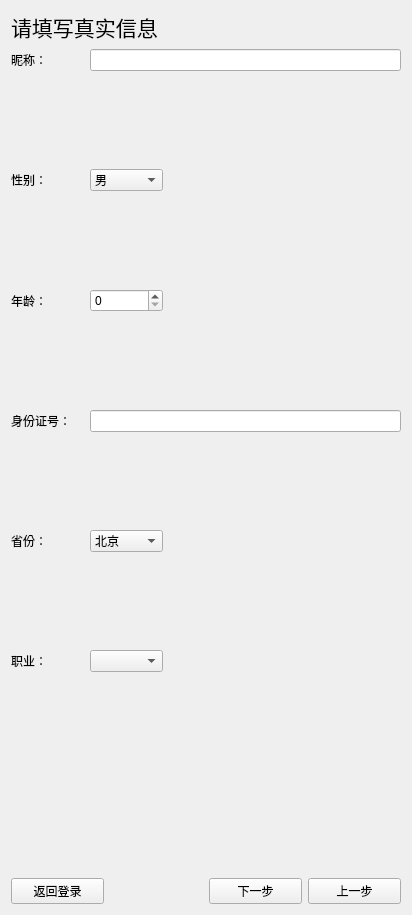
Old version of the form LoginPlugin/Register.ui in the repository Ying-hw/QQPlugin.
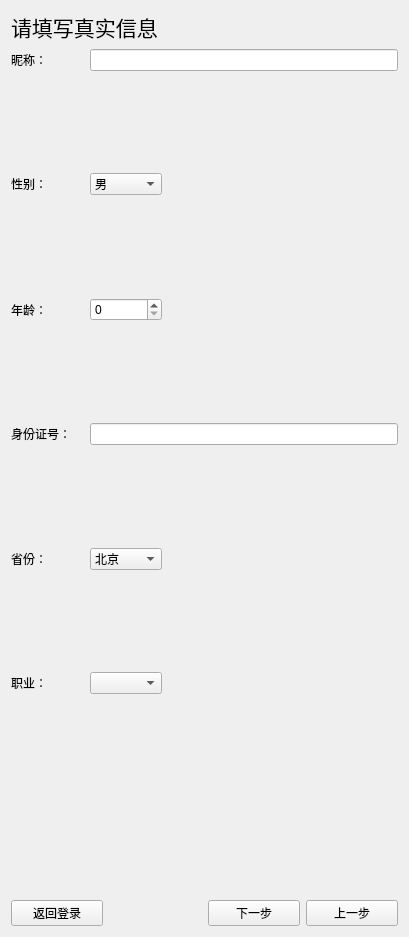
New version of the form.

What changed in the file:
```diff
--- a/LoginPlugin/Register.ui
+++ b/LoginPlugin/Register.ui
@@ -6,8 +6,8 @@
    <rect>
     <x>0</x>
     <y>0</y>
-    <width>412</width>
-    <height>915</height>
+    <width>409</width>
+    <height>937</height>
    </rect>
   </property>
   <property name="windowTitle">
```
Left out of the diff: 18 changed lines with no effect on the pictures.
